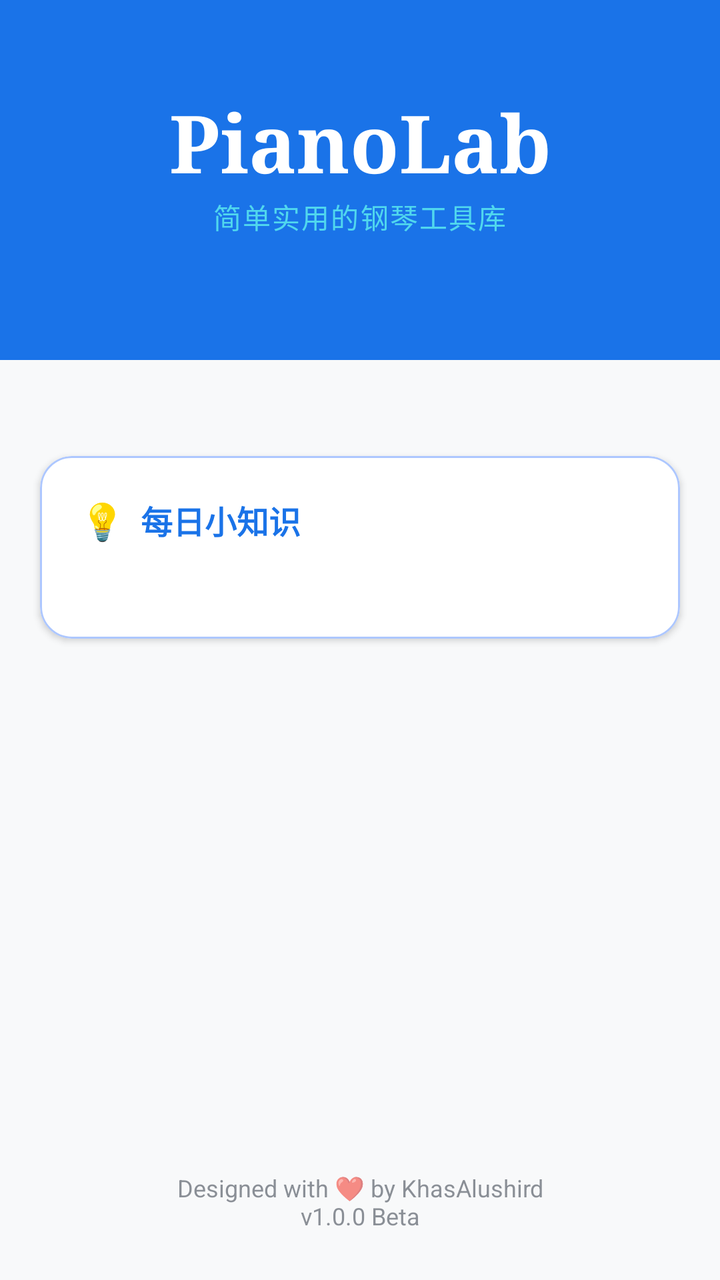
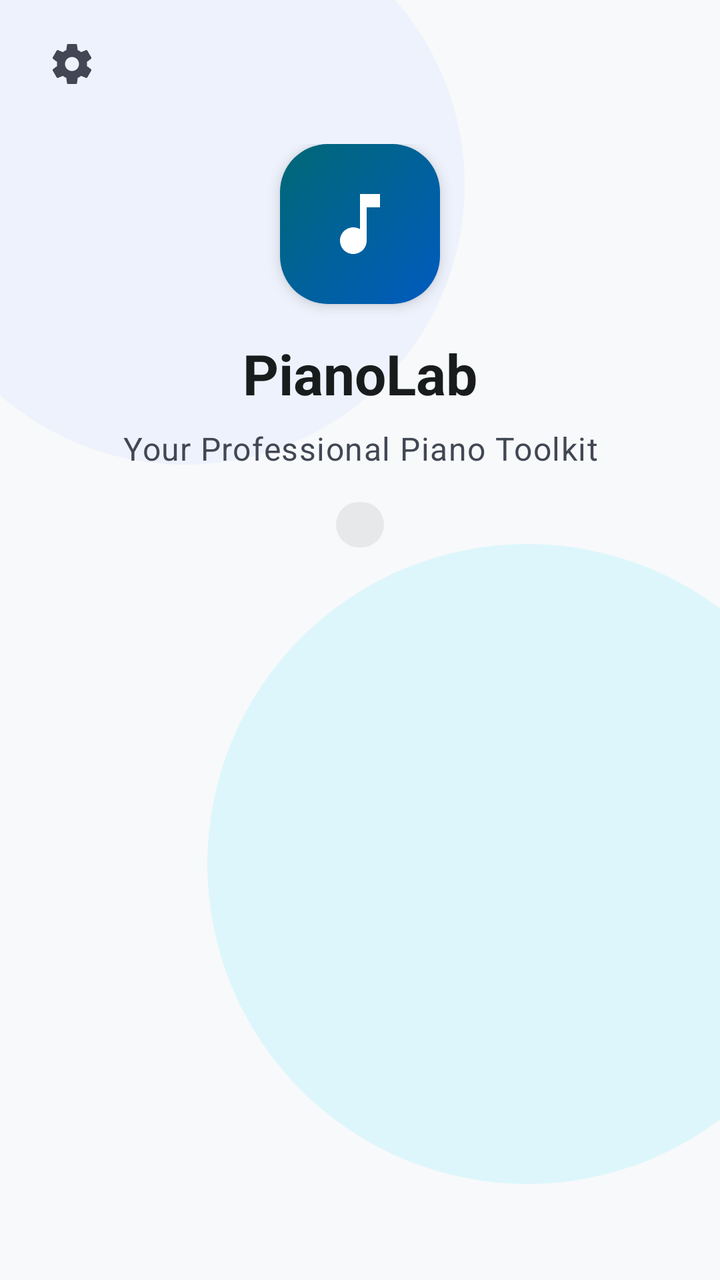

Compare the two renders of this Android layout. The source of the first and the diff that turns it into the second are given below.
<!-- AndroidManifest.xml: application theme Theme.PianoLab -->
<!-- res/layout/activity_home.xml -->
<?xml version="1.0" encoding="utf-8"?>
<layout xmlns:android="http://schemas.android.com/apk/res/android"
    xmlns:app="http://schemas.android.com/apk/res-auto">
    <data>
        <variable
            name="viewModel"
            type="com.example.pianolab.feature.home.viewmodel.HomeViewModel" />
    </data>

    <androidx.constraintlayout.widget.ConstraintLayout
        android:layout_width="match_parent"
        android:layout_height="match_parent"
        android:background="@color/piano_background">

        
        <View
            android:id="@+id/header_bg"
            android:layout_width="match_parent"
            android:layout_height="180dp"
            android:background="@color/piano_primary"
            app:layout_constraintTop_toTopOf="parent" />

        <TextView
            android:id="@+id/tv_app_title"
            android:layout_width="wrap_content"
            android:layout_height="wrap_content"
            android:text="PianoLab"
            android:textColor="@color/text_on_primary"
            android:textSize="40sp"
            android:textStyle="bold"
            android:fontFamily="serif"
            app:layout_constraintBottom_toBottomOf="@id/header_bg"
            app:layout_constraintStart_toStartOf="parent"
            app:layout_constraintEnd_toEndOf="parent"
            app:layout_constraintTop_toTopOf="@id/header_bg"
            app:layout_constraintVertical_bias="0.35" />

        <TextView
            android:layout_width="wrap_content"
            android:layout_height="wrap_content"
            android:text="@string/title_desc"
            android:textColor="@color/piano_accent_light"
            android:textSize="14sp"
            android:letterSpacing="0.05"
            app:layout_constraintTop_toBottomOf="@id/tv_app_title"
            app:layout_constraintStart_toStartOf="parent"
            app:layout_constraintEnd_toEndOf="parent" />

        
        <androidx.recyclerview.widget.RecyclerView
            android:id="@+id/rv_features"
            android:layout_width="match_parent"
            android:layout_height="wrap_content"
            android:layout_marginTop="24dp"
            android:layout_marginHorizontal="16dp"
            android:paddingBottom="8dp"
            android:clipToPadding="false"
            app:layout_constraintTop_toBottomOf="@id/header_bg"
            app:layout_constraintStart_toStartOf="parent"
            app:layout_constraintEnd_toEndOf="parent" />

        
        <com.google.android.material.card.MaterialCardView
            android:id="@+id/card_trivia"
            android:layout_width="match_parent"
            android:layout_height="wrap_content"
            android:layout_marginHorizontal="20dp"
            android:layout_marginTop="16dp"
            app:cardCornerRadius="16dp"
            app:cardElevation="2dp"
            app:cardBackgroundColor="@color/piano_surface"
            app:strokeColor="@color/piano_primary_light"
            app:strokeWidth="1dp"
            app:layout_constraintTop_toBottomOf="@id/rv_features">

            <LinearLayout
                android:layout_width="match_parent"
                android:layout_height="wrap_content"
                android:orientation="vertical"
                android:padding="20dp">

                <LinearLayout
                    android:layout_width="wrap_content"
                    android:layout_height="wrap_content"
                    android:orientation="horizontal"
                    android:gravity="center_vertical">

                    <TextView
                        android:layout_width="wrap_content"
                        android:layout_height="wrap_content"
                        android:text="@string/trivia_icon"
                        android:textSize="18sp"/>

                    <TextView
                        android:layout_width="wrap_content"
                        android:layout_height="wrap_content"
                        android:text="@string/trivia_title"
                        android:textColor="@color/piano_primary"
                        android:textStyle="bold"
                        android:textSize="16sp"
                        android:layout_marginStart="8dp"/>
                </LinearLayout>

                <TextView
                    android:layout_width="match_parent"
                    android:layout_height="wrap_content"
                    android:text="@{viewModel.dailyTrivia}"
                    android:textColor="@color/text_secondary"
                    android:textSize="14sp"
                    android:lineSpacingExtra="4dp"
                    android:layout_marginTop="8dp"/>
            </LinearLayout>
        </com.google.android.material.card.MaterialCardView>

        
        <TextView
            android:id="@+id/tv_version"
            android:layout_width="wrap_content"
            android:layout_height="wrap_content"
            android:text="@string/footer_text"
            android:gravity="center"
            android:textColor="@color/text_secondary"
            android:textSize="12sp"
            android:alpha="0.6"
            android:layout_marginBottom="24dp"
            app:layout_constraintBottom_toBottomOf="parent"
            app:layout_constraintStart_toStartOf="parent"
            app:layout_constraintEnd_toEndOf="parent" />

    </androidx.constraintlayout.widget.ConstraintLayout>
</layout>
<!-- resources referenced by this layout -->
<resources>
  <color name="piano_accent_light">@color/md_theme_light_tertiaryFixedDim</color>
  <color name="piano_background">@color/md_theme_light_background</color>
  <color name="piano_primary">@color/md_theme_light_primaryContainer</color>
  <color name="piano_primary_light">@color/md_theme_light_primaryFixedDim</color>
  <color name="piano_surface">@color/md_theme_light_surfaceContainerLowest</color>
  <color name="text_on_primary">@color/md_theme_light_onPrimary</color>
  <color name="text_secondary">@color/md_theme_light_onSurfaceVariant</color>
  <string name="footer_text">Designed with ❤️ by KhasAlushird\nv1.0.0 Beta</string>
  <string name="title_desc">简单实用的钢琴工具库</string>
  <string name="trivia_icon">💡</string>
  <string name="trivia_title">每日小知识</string>
  <color name="md_theme_light_tertiaryFixedDim">#50d7ee</color>
  <color name="md_theme_light_background">#f8f9fa</color>
  <color name="md_theme_light_onPrimary">#ffffff</color>
  <color name="md_theme_light_primary">#005bbf</color>
  <color name="md_theme_light_secondary">#5b5f64</color>
  <color name="md_theme_light_onSecondary">#ffffff</color>
  <color name="md_theme_light_tertiary">#006875</color>
  <color name="md_theme_light_onTertiary">#ffffff</color>
  <color name="md_theme_light_error">#ba1a1a</color>
  <color name="md_theme_light_onError">#ffffff</color>
  <color name="md_theme_light_surface">#f8f9fa</color>
  <color name="md_theme_light_onSurface">#191c1d</color>
  <color name="md_theme_light_surfaceDim">#d9dadb</color>
  <color name="md_theme_light_outline">#727785</color>
  <color name="md_theme_light_onBackground">#191c1d</color>
  <dimen name="card_corner_radius">24dp</dimen>
  <dimen name="button_corner_radius">999dp</dimen>
  <!-- unchanged entries left out for length: 38 -->
</resources>

<!-- the commit's change to res/layout/activity_home.xml (unified diff, before → after) -->
@@ -1,131 +1,133 @@
 <?xml version="1.0" encoding="utf-8"?>
 <layout xmlns:android="http://schemas.android.com/apk/res/android"
     xmlns:app="http://schemas.android.com/apk/res-auto">
-    <data>
-        <variable
-            name="viewModel"
-            type="com.example.pianolab.feature.home.viewmodel.HomeViewModel" />
-    </data>
 
-    <androidx.constraintlayout.widget.ConstraintLayout
+    <FrameLayout
         android:layout_width="match_parent"
         android:layout_height="match_parent"
-        android:background="@color/piano_background">
+        android:background="?attr/colorSurface">
 
-        
         <View
-            android:id="@+id/header_bg"
+            android:layout_width="280dp"
+            android:layout_height="280dp"
+            android:layout_gravity="top|start"
+            android:layout_marginStart="-48dp"
+            android:layout_marginTop="-48dp"
+            android:background="@drawable/bg_home_ambient_blob_primary" />
+
+        <View
+            android:layout_width="320dp"
+            android:layout_height="320dp"
+            android:layout_gravity="bottom|end"
+            android:layout_marginEnd="-64dp"
+            android:layout_marginBottom="48dp"
+            android:background="@drawable/bg_home_ambient_blob_tertiary" />
+
+        <LinearLayout
+            android:id="@+id/content_root"
             android:layout_width="match_parent"
-            android:layout_height="180dp"
-            android:background="@color/piano_primary"
-            app:layout_constraintTop_toTopOf="parent" />
+            android:layout_height="match_parent"
+            android:orientation="vertical">
 
-        <TextView
-            android:id="@+id/tv_app_title"
-            android:layout_width="wrap_content"
-            android:layout_height="wrap_content"
-            android:text="PianoLab"
-            android:textColor="@color/text_on_primary"
-            android:textSize="40sp"
-            android:textStyle="bold"
-            android:fontFamily="serif"
-            app:layout_constraintBottom_toBottomOf="@id/header_bg"
-            app:layout_constraintStart_toStartOf="parent"
-            app:layout_constraintEnd_toEndOf="parent"
-            app:layout_constraintTop_toTopOf="@id/header_bg"
-            app:layout_constraintVertical_bias="0.35" />
+            <com.google.android.material.appbar.MaterialToolbar
+                android:id="@+id/toolbar"
+                android:layout_width="match_parent"
+                android:layout_height="?attr/actionBarSize"
+                android:background="@android:color/transparent"
+                app:contentInsetStart="0dp"
+                app:contentInsetStartWithNavigation="0dp"
+                app:elevation="0dp">
 
-        <TextView
-            android:layout_width="wrap_content"
-            android:layout_height="wrap_content"
-            android:text="@string/title_desc"
-            android:textColor="@color/piano_accent_light"
-            android:textSize="14sp"
-            android:letterSpacing="0.05"
-            app:layout_constraintTop_toBottomOf="@id/tv_app_title"
-            app:layout_constraintStart_toStartOf="parent"
-            app:layout_constraintEnd_toEndOf="parent" />
+                <ImageButton
+                    android:id="@+id/btn_settings"
+                    android:layout_width="40dp"
+                    android:layout_height="40dp"
+                    android:layout_gravity="start|center_vertical"
+                    android:layout_marginStart="@dimen/spacing_margin_mobile"
+                    android:background="?attr/selectableItemBackgroundBorderless"
+                    android:contentDescription="@string/home_settings"
+                    android:padding="8dp"
+                    android:src="@drawable/ic_settings"
+                    app:tint="?attr/colorOnSurfaceVariant" />
+            </com.google.android.material.appbar.MaterialToolbar>
 
-        
-        <androidx.recyclerview.widget.RecyclerView
-            android:id="@+id/rv_features"
-            android:layout_width="match_parent"
-            android:layout_height="wrap_content"
-            android:layout_marginTop="24dp"
-            android:layout_marginHorizontal="16dp"
-            android:paddingBottom="8dp"
-            android:clipToPadding="false"
-            app:layout_constraintTop_toBottomOf="@id/header_bg"
-            app:layout_constraintStart_toStartOf="parent"
-            app:layout_constraintEnd_toEndOf="parent" />
-
-        
-        <com.google.android.material.card.MaterialCardView
-            android:id="@+id/card_trivia"
-            android:layout_width="match_parent"
-            android:layout_height="wrap_content"
-            android:layout_marginHorizontal="20dp"
-            android:layout_marginTop="16dp"
-            app:cardCornerRadius="16dp"
-            app:cardElevation="2dp"
-            app:cardBackgroundColor="@color/piano_surface"
-            app:strokeColor="@color/piano_primary_light"
-            app:strokeWidth="1dp"
-            app:layout_constraintTop_toBottomOf="@id/rv_features">
-
-            <LinearLayout
+            <androidx.core.widget.NestedScrollView
                 android:layout_width="match_parent"
-                android:layout_height="wrap_content"
-                android:orientation="vertical"
-                android:padding="20dp">
+                android:layout_height="match_parent"
+                android:clipToPadding="false"
+                android:fillViewport="true"
+                android:overScrollMode="never">
 
                 <LinearLayout
-                    android:layout_width="wrap_content"
-                    android:layout_height="wrap_content"
-                    android:orientation="horizontal"
-                    android:gravity="center_vertical">
-
-                    <TextView
-                        android:layout_width="wrap_content"
-                        android:layout_height="wrap_content"
-                        android:text="@string/trivia_icon"
-                        android:textSize="18sp"/>
-
-                    <TextView
-                        android:layout_width="wrap_content"
-                        android:layout_height="wrap_content"
-                        android:text="@string/trivia_title"
-                        android:textColor="@color/piano_primary"
-                        android:textStyle="bold"
-                        android:textSize="16sp"
-                        android:layout_marginStart="8dp"/>
-                </LinearLayout>
-
-                <TextView
                     android:layout_width="match_parent"
                     android:layout_height="wrap_content"
-                    android:text="@{viewModel.dailyTrivia}"
-                    android:textColor="@color/text_secondary"
-                    android:textSize="14sp"
-                    android:lineSpacingExtra="4dp"
-                    android:layout_marginTop="8dp"/>
-            </LinearLayout>
-        </com.google.android.material.card.MaterialCardView>
+                    android:orientation="vertical"
+                    android:paddingHorizontal="@dimen/spacing_margin_mobile"
+                    android:paddingBottom="@dimen/spacing_margin_mobile">
 
-        
-        <TextView
-            android:id="@+id/tv_version"
-            android:layout_width="wrap_content"
-            android:layout_height="wrap_content"
-            android:text="@string/footer_text"
-            android:gravity="center"
-            android:textColor="@color/text_secondary"
-            android:textSize="12sp"
-            android:alpha="0.6"
-            android:layout_marginBottom="24dp"
-            app:layout_constraintBottom_toBottomOf="parent"
-            app:layout_constraintStart_toStartOf="parent"
-            app:layout_constraintEnd_toEndOf="parent" />
+                    <LinearLayout
+                        android:layout_width="match_parent"
+                        android:layout_height="wrap_content"
+                        android:gravity="center_horizontal"
+                        android:orientation="vertical"
+                        android:paddingTop="8dp"
+                        android:paddingBottom="24dp">
 
-    </androidx.constraintlayout.widget.ConstraintLayout>
+                        <FrameLayout
+                            android:layout_width="80dp"
+                            android:layout_height="80dp"
+                            android:background="@drawable/bg_home_app_logo"
+                            android:elevation="4dp">
+
+                            <ImageView
+                                android:layout_width="40dp"
+                                android:layout_height="40dp"
+                                android:layout_gravity="center"
+                                android:contentDescription="@string/home_app_logo"
+                                android:src="@drawable/ic_music_note" />
+                        </FrameLayout>
+
+                        <TextView
+                            android:id="@+id/tv_app_title"
+                            android:layout_width="wrap_content"
+                            android:layout_height="wrap_content"
+                            android:layout_marginTop="16dp"
+                            android:text="@string/app_name"
+                            android:textAppearance="@style/TextAppearance.PianoLab.HeadlineLarge"
+                            android:textColor="?attr/colorOnSurface"
+                            android:textStyle="bold" />
+
+                        <TextView
+                            android:id="@+id/tv_app_subtitle"
+                            android:layout_width="wrap_content"
+                            android:layout_height="wrap_content"
+                            android:layout_marginTop="8dp"
+                            android:gravity="center"
+                            android:maxWidth="280dp"
+                            android:text="@string/home_subtitle"
+                            android:textAppearance="@style/TextAppearance.PianoLab.BodyLarge"
+                            android:textColor="?attr/colorOnSurfaceVariant" />
+
+                        <TextView
+                            android:id="@+id/tv_version_badge"
+                            android:layout_width="wrap_content"
+                            android:layout_height="wrap_content"
+                            android:layout_marginTop="16dp"
+                            android:background="@drawable/bg_home_version_chip"
+                            android:paddingHorizontal="12dp"
+                            android:paddingVertical="4dp"
+                            android:textAppearance="@style/TextAppearance.PianoLab.LabelSmall"
+                            android:textColor="?attr/colorOnSurfaceVariant" />
+                    </LinearLayout>
+
+                    <androidx.recyclerview.widget.RecyclerView
+                        android:id="@+id/rv_features"
+                        android:layout_width="match_parent"
+                        android:layout_height="wrap_content"
+                        android:nestedScrollingEnabled="false"
+                        android:overScrollMode="never" />
+                </LinearLayout>
+            </androidx.core.widget.NestedScrollView>
+        </LinearLayout>
+    </FrameLayout>
 </layout>
<!-- resource entries referenced after the edit -->
@@ -1,17 +1,59 @@
 <!-- resources referenced by this layout -->
 <resources>
-  <color name="piano_accent_light">@color/md_theme_light_tertiaryFixedDim</color>
-  <color name="piano_background">@color/md_theme_light_background</color>
-  <color name="piano_primary">@color/md_theme_light_primaryContainer</color>
-  <color name="piano_primary_light">@color/md_theme_light_primaryFixedDim</color>
-  <color name="piano_surface">@color/md_theme_light_surfaceContainerLowest</color>
-  <color name="text_on_primary">@color/md_theme_light_onPrimary</color>
-  <color name="text_secondary">@color/md_theme_light_onSurfaceVariant</color>
-  <string name="footer_text">Designed with ❤️ by KhasAlushird\nv1.0.0 Beta</string>
-  <string name="title_desc">简单实用的钢琴工具库</string>
-  <string name="trivia_icon">💡</string>
-  <string name="trivia_title">每日小知识</string>
-  <color name="md_theme_light_tertiaryFixedDim">#50d7ee</color>
+  <dimen name="spacing_margin_mobile">16dp</dimen>
+  <!-- drawable bg_home_ambient_blob_primary (drawable) -->
+  <?xml version="1.0" encoding="utf-8"?>
+  <shape xmlns:android="http://schemas.android.com/apk/res/android"
+      android:shape="oval">
+      <solid android:color="#4DD8E2FF" />
+  </shape>
+  <!-- drawable bg_home_ambient_blob_tertiary (drawable) -->
+  <?xml version="1.0" encoding="utf-8"?>
+  <shape xmlns:android="http://schemas.android.com/apk/res/android"
+      android:shape="oval">
+      <solid android:color="#4D9FEFFF" />
+  </shape>
+  <!-- drawable bg_home_app_logo (drawable) -->
+  <?xml version="1.0" encoding="utf-8"?>
+  <shape xmlns:android="http://schemas.android.com/apk/res/android"
+      android:shape="rectangle">
+      <gradient
+          android:angle="135"
+          android:endColor="@color/md_theme_light_tertiary"
+          android:startColor="@color/md_theme_light_primary" />
+      <corners android:radius="24dp" />
+  </shape>
+  <!-- drawable bg_home_version_chip (drawable) -->
+  <?xml version="1.0" encoding="utf-8"?>
+  <shape xmlns:android="http://schemas.android.com/apk/res/android"
+      android:shape="rectangle">
+      <solid android:color="@color/md_theme_light_surfaceContainerHigh" />
+      <corners android:radius="999dp" />
+  </shape>
+  <!-- drawable ic_music_note (drawable) -->
+  <vector xmlns:android="http://schemas.android.com/apk/res/android"
+      android:width="24dp"
+      android:height="24dp"
+      android:viewportWidth="24"
+      android:viewportHeight="24">
+      <path
+          android:fillColor="#FFFFFFFF"
+          android:pathData="M12,3v10.55c-0.59,-0.34 -1.27,-0.55 -2,-0.55 -2.21,0 -4,1.79 -4,4s1.79,4 4,4 4,-1.79 4,-4V7h4V3h-6z" />
+  </vector>
+  <!-- drawable ic_settings (drawable) -->
+  <vector xmlns:android="http://schemas.android.com/apk/res/android"
+      android:width="24dp"
+      android:height="24dp"
+      android:viewportWidth="24"
+      android:viewportHeight="24">
+      <path
+          android:fillColor="#FF191C1D"
+          android:pathData="M19.43,12.98c0.04,-0.32 0.07,-0.64 0.07,-0.98c0,-0.34 -0.03,-0.66 -0.07,-0.98l2.11,-1.65c0.19,-0.15 0.24,-0.42 0.12,-0.64l-2,-3.46c-0.12,-0.22 -0.39,-0.3 -0.61,-0.22l-2.49,1c-0.52,-0.4 -1.08,-0.73 -1.69,-0.98l-0.38,-2.65C14.46,2.18 14.25,2 14,2h-4c-0.25,0 -0.46,0.18 -0.49,0.42l-0.38,2.65c-0.61,0.25 -1.17,0.59 -1.69,0.98l-2.49,-1c-0.23,-0.09 -0.49,0 -0.61,0.22l-2,3.46c-0.13,0.22 -0.07,0.49 0.12,0.64l2.11,1.65c-0.04,0.32 -0.07,0.65 -0.07,0.98c0,0.33 0.03,0.66 0.07,0.98l-2.11,1.65c-0.19,0.15 -0.24,0.42 -0.12,0.64l2,3.46c0.12,0.22 0.39,0.3 0.61,0.22l2.49,-1c0.52,0.4 1.08,0.73 1.69,0.98l0.38,2.65c0.03,0.24 0.24,0.42 0.49,0.42h4c0.25,0 0.46,-0.18 0.49,-0.42l0.38,-2.65c0.61,-0.25 1.17,-0.59 1.69,-0.98l2.49,1c0.23,0.09 0.49,0 0.61,-0.22l2,-3.46c0.12,-0.22 0.07,-0.49 -0.12,-0.64l-2.11,-1.65zM12,15.5c-1.93,0 -3.5,-1.57 -3.5,-3.5s1.57,-3.5 3.5,-3.5 3.5,1.57 3.5,3.5 -1.57,3.5 -3.5,3.5z" />
+  </vector>
+  <string name="app_name">PianoLab</string>
+  <string name="home_app_logo">PianoLab 标志</string>
+  <string name="home_settings">设置</string>
+  <string name="home_subtitle">Your Professional Piano Toolkit</string>
   <color name="md_theme_light_background">#f8f9fa</color>
   <color name="md_theme_light_onPrimary">#ffffff</color>
   <color name="md_theme_light_primary">#005bbf</color>
